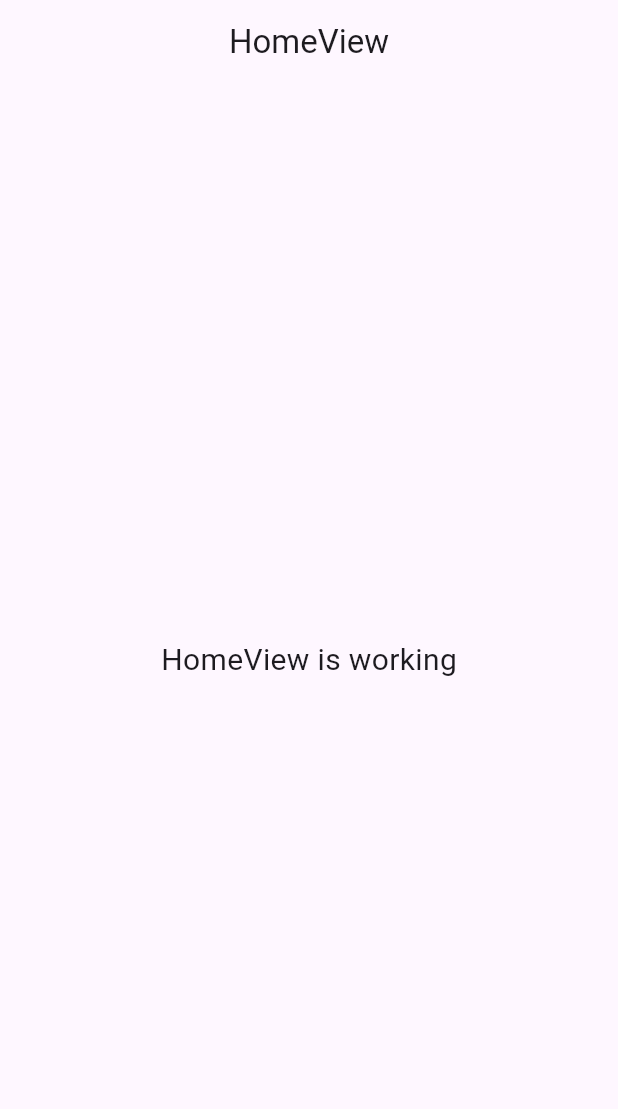
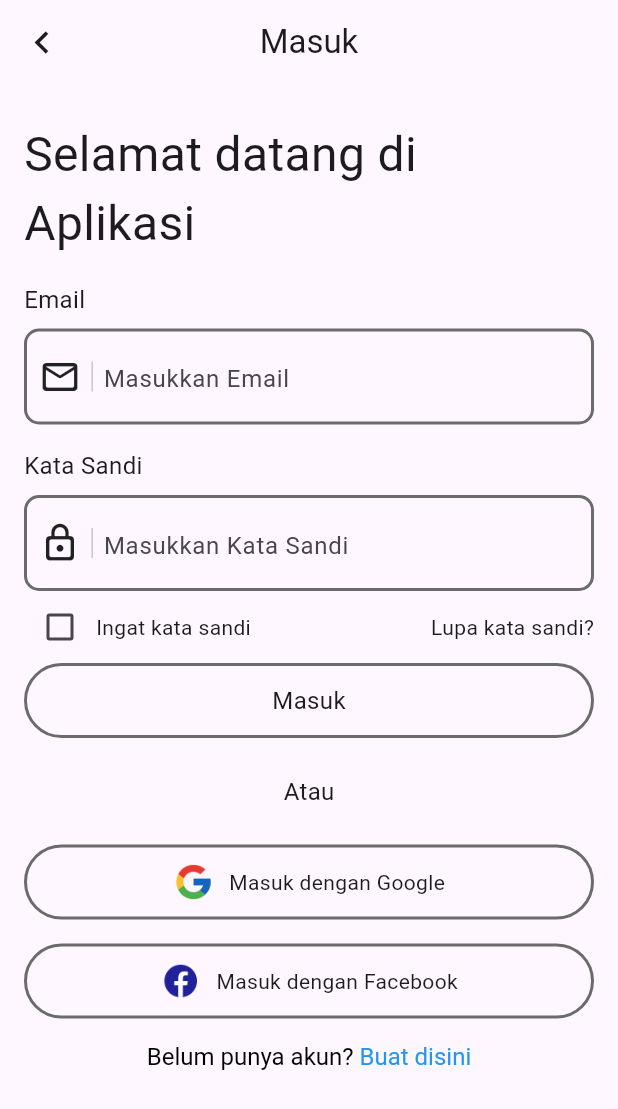
Before and after one commit to Febry3/riset-motion, a Flutter app: the screen it shows after launch, on a phone screen of 412 x 824 dp. Shown: the top 1109 px of the screen. Run offline on Flutter 3.47's test engine with Material 3 defaults, Android fonts, the light colour scheme and no system bars; our stand-ins replace get.

Commit message:
feat: add login page

```diff
--- /dev/null
+++ b/lib/app/modules/login/bindings/login_binding.dart
@@ -0,0 +1,12 @@
+import 'package:get/get.dart';
+
+import '../controllers/login_controller.dart';
+
+class LoginBinding extends Bindings {
+  @override
+  void dependencies() {
+    Get.lazyPut<LoginController>(
+      () => LoginController(),
+    );
+  }
+}
--- /dev/null
+++ b/lib/app/modules/login/controllers/login_controller.dart
@@ -0,0 +1,23 @@
+import 'package:get/get.dart';
+
+class LoginController extends GetxController {
+  //TODO: Implement LoginController
+
+  final count = 0.obs;
+  @override
+  void onInit() {
+    super.onInit();
+  }
+
+  @override
+  void onReady() {
+    super.onReady();
+  }
+
+  @override
+  void onClose() {
+    super.onClose();
+  }
+
+  void increment() => count.value++;
+}
--- /dev/null
+++ b/lib/app/modules/login/views/login_view.dart
@@ -0,0 +1,265 @@
+import 'package:flutter/gestures.dart';
+import 'package:flutter/material.dart';
+
+import 'package:get/get.dart';
+
+import '../controllers/login_controller.dart';
+
+class LoginView extends GetView<LoginController> {
+  const LoginView({super.key});
+  @override
+  Widget build(BuildContext context) {
+    bool isChecked = false;
+    return Scaffold(
+        appBar: AppBar(
+          leading: Icon(
+            Icons.chevron_left,
+            size: 30,
+          ),
+          title: const Text('Masuk'),
+          centerTitle: true,
+        ),
+        body: Padding(
+          padding: const EdgeInsets.only(left: 16, right: 16, top: 24),
+          child: Column(
+            crossAxisAlignment: CrossAxisAlignment.start,
+            children: [
+              Text(
+                "Selamat datang di Aplikasi",
+                style: TextStyle(fontSize: 32),
+                softWrap: true,
+              ),
+              SizedBox(
+                height: 16,
+              ),
+              Text(
+                "Email",
+                style: TextStyle(fontSize: 16),
+              ),
+              SizedBox(
+                height: 8,
+              ),
+              Container(
+                width: MediaQuery.sizeOf(context).width,
+                height: 64,
+                decoration: BoxDecoration(
+                  border: Border.all(
+                    width: 2,
+                    color: Color(0xFF6B6B6B),
+                  ),
+                  borderRadius: BorderRadius.circular(10),
+                ),
+                child: Padding(
+                  padding: const EdgeInsets.all(8.0),
+                  child: Row(
+                    children: [
+                      Icon(
+                        Icons.mail_outline_rounded,
+                        size: 28,
+                      ),
+                      SizedBox(
+                        width: 5,
+                      ),
+                      VerticalDivider(
+                        width: 5,
+                        indent: 12,
+                        endIndent: 12,
+                      ),
+                      SizedBox(
+                        width: 5,
+                      ),
+                      Expanded(
+                        child: TextField(
+                          decoration: InputDecoration(
+                              hintText: "Masukkan Email",
+                              border: InputBorder.none),
+                        ),
+                      )
+                    ],
+                  ),
+                ),
+              ),
+              SizedBox(
+                height: 16,
+              ),
+              Text(
+                "Kata Sandi",
+                style: TextStyle(fontSize: 16),
+              ),
+              SizedBox(
+                height: 8,
+              ),
+              Container(
+                width: MediaQuery.sizeOf(context).width,
+                height: 64,
+                decoration: BoxDecoration(
+                  border: Border.all(
+                    width: 2,
+                    color: Color(0xFF6B6B6B),
+                  ),
+                  borderRadius: BorderRadius.circular(10),
+                ),
+                child: Padding(
+                  padding: const EdgeInsets.all(8.0),
+                  child: Row(
+                    children: [
+                      Icon(
+                        Icons.lock_outline_rounded,
+                        size: 28,
+                      ),
+                      SizedBox(
+                        width: 5,
+                      ),
+                      VerticalDivider(
+                        width: 5,
+                        indent: 12,
+                        endIndent: 12,
+                      ),
+                      SizedBox(
+                        width: 5,
+                      ),
+                      Expanded(
+                        child: TextField(
+                          decoration: InputDecoration(
+                              hintText: "Masukkan Kata Sandi",
+                              border: InputBorder.none),
+                        ),
+                      ),
+                    ],
+                  ),
+                ),
+              ),
+              SizedBox(
+                width: 16,
+              ),
+              Row(
+                mainAxisAlignment: MainAxisAlignment.spaceBetween,
+                children: [
+                  Row(
+                    children: [
+                      Checkbox(value: isChecked, onChanged: (isChecked) => {}),
+                      Text("Ingat kata sandi")
+                    ],
+                  ),
+                  Text("Lupa kata sandi?")
+                ],
+              ),
+              SizedBox(
+                width: 16,
+              ),
+              Container(
+                width: MediaQuery.sizeOf(context).width,
+                height: 50,
+                decoration: BoxDecoration(
+                  border: Border.all(
+                    width: 2,
+                    color: Color(0xFF6B6B6B),
+                  ),
+                  borderRadius: BorderRadius.circular(25),
+                ),
+                child: Center(
+                  child: Text(
+                    "Masuk",
+                    style: TextStyle(fontSize: 16),
+                  ),
+                ),
+              ),
+              SizedBox(
+                height: 24,
+              ),
+              Center(
+                child: Text(
+                  "Atau",
+                  style: TextStyle(fontSize: 16),
+                ),
+              ),
+              SizedBox(
+                height: 24,
+              ),
+              Container(
+                width: MediaQuery.sizeOf(context).width,
+                height: 50,
+                decoration: BoxDecoration(
+                  border: Border.all(
+                    width: 2,
+                    color: Color(0xFF6B6B6B),
+                  ),
+                  borderRadius: BorderRadius.circular(25),
+                ),
+                child: Row(
+                  mainAxisAlignment: MainAxisAlignment.center,
+                  children: [
+                    Image.asset(
+                      "assets/google-logo.png",
+                      scale: 1.75,
+                    ),
+                    SizedBox(
+                      width: 10,
+                    ),
+                    Text(
+                      "Masuk dengan Google",
+                      style: TextStyle(fontSize: 14),
+                    )
+                  ],
+                ),
+              ),
+              SizedBox(
+                height: 16,
+              ),
+              Container(
+                width: MediaQuery.sizeOf(context).width,
+                height: 50,
+                decoration: BoxDecoration(
+                  border: Border.all(
+                    width: 2,
+                    color: Color(0xFF6B6B6B),
+                  ),
+                  borderRadius: BorderRadius.circular(25),
+                ),
+                child: Row(
+                  mainAxisAlignment: MainAxisAlignment.center,
+                  children: [
+                    Image.asset(
+                      "assets/fb-logo.png",
+                      scale: 1.75,
+                    ),
+                    SizedBox(
+                      width: 10,
+                    ),
+                    Text(
+                      "Masuk dengan Facebook",
+                      style: TextStyle(fontSize: 14),
+                    )
+                  ],
+                ),
+              ),
+              SizedBox(
+                height: 16,
+              ),
+              Center(
+                  child: RichText(
+                text: TextSpan(
+                  text: '',
+                  style: TextStyle(color: Colors.black, fontSize: 16),
+                  children: [
+                    TextSpan(
+                      text: 'Belum punya akun? ',
+                    ),
+                    TextSpan(
+                      text: 'Buat disini',
+                      style: TextStyle(
+                        color: Colors.blue,
+                      ),
+                      recognizer: TapGestureRecognizer()
+                        ..onTap = () {
+                          print("adasdasd");
+                        },
+                    ),
+                  ],
+                ),
+              )),
+            ],
+          ),
+        ));
+  }
+}
--- a/lib/app/routes/app_pages.dart
+++ b/lib/app/routes/app_pages.dart
@@ -2,13 +2,15 @@ import 'package:get/get.dart';
 
 import '../modules/home/bindings/home_binding.dart';
 import '../modules/home/views/home_view.dart';
+import '../modules/login/bindings/login_binding.dart';
+import '../modules/login/views/login_view.dart';
 
 part 'app_routes.dart';
 
 class AppPages {
   AppPages._();
 
-  static const INITIAL = Routes.HOME;
+  static const INITIAL = Routes.LOGIN;
 
   static final routes = [
     GetPage(
@@ -16,5 +18,10 @@ class AppPages {
       page: () => const HomeView(),
       binding: HomeBinding(),
     ),
+    GetPage(
+      name: _Paths.LOGIN,
+      page: () => const LoginView(),
+      binding: LoginBinding(),
+    ),
   ];
 }
--- a/lib/app/routes/app_routes.dart
+++ b/lib/app/routes/app_routes.dart
@@ -4,9 +4,11 @@ part of 'app_pages.dart';
 abstract class Routes {
   Routes._();
   static const HOME = _Paths.HOME;
+  static const LOGIN = _Paths.LOGIN;
 }
 
 abstract class _Paths {
   _Paths._();
   static const HOME = '/home';
+  static const LOGIN = '/login';
 }
--- a/lib/main.dart
+++ b/lib/main.dart
@@ -7,6 +7,7 @@ import 'app/routes/app_pages.dart';
 void main() {
   runApp(
     GetMaterialApp(
+      debugShowCheckedModeBanner: false,
       title: "Application",
       initialRoute: AppPages.INITIAL,
       getPages: AppPages.routes,
```
Also changed, not shown: pubspec.yaml (+3 -5 lines), assets/fb-logo.png (added), assets/google-logo.png (added).
